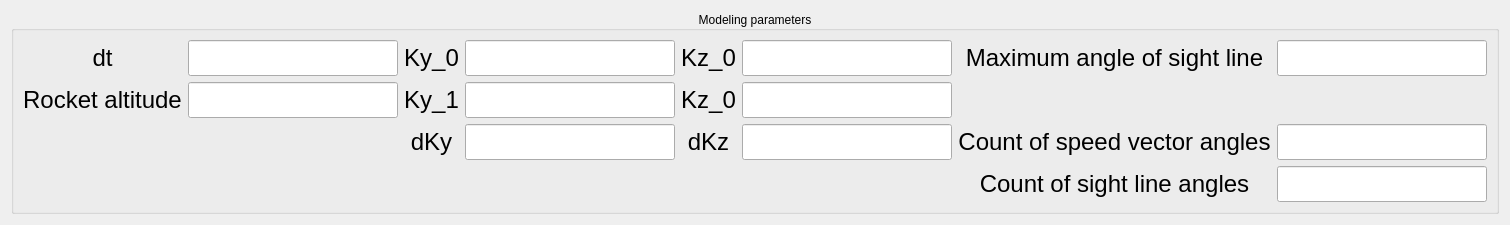
The window that mainwindow/modelingframeparameters.ui (Yegres5/diploma) describes before a commit, drawn with Qt 5.
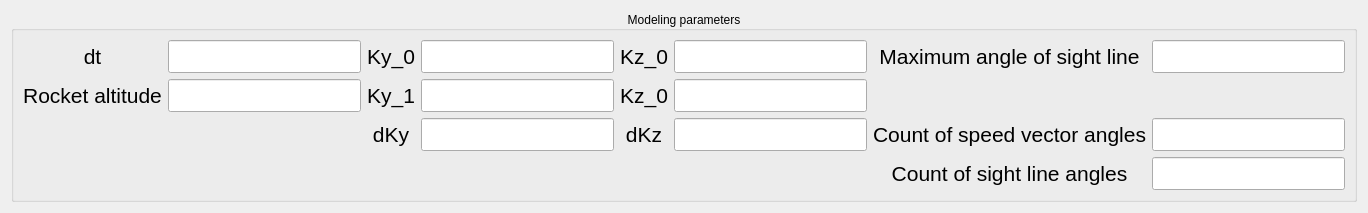
The same window after the commit.

Patch:
```diff
--- a/mainwindow/modelingframeparameters.ui
+++ b/mainwindow/modelingframeparameters.ui
@@ -6,8 +6,8 @@
    <rect>
     <x>0</x>
     <y>0</y>
-    <width>1225</width>
-    <height>198</height>
+    <width>1107</width>
+    <height>186</height>
    </rect>
   </property>
   <property name="windowTitle">
@@ -44,7 +44,7 @@
           </property>
           <property name="font">
            <font>
-            <pointsize>18</pointsize>
+            <pointsize>16</pointsize>
            </font>
           </property>
           <property name="text">
@@ -65,7 +65,7 @@
           </property>
           <property name="font">
            <font>
-            <pointsize>18</pointsize>
+            <pointsize>16</pointsize>
            </font>
           </property>
          </widget>
@@ -84,7 +84,7 @@
           </property>
           <property name="font">
            <font>
-            <pointsize>18</pointsize>
+            <pointsize>16</pointsize>
            </font>
           </property>
           <property name="text">
@@ -105,7 +105,7 @@
           </property>
           <property name="font">
            <font>
-            <pointsize>18</pointsize>
+            <pointsize>16</pointsize>
            </font>
           </property>
          </widget>
@@ -124,7 +124,7 @@
           </property>
           <property name="font">
            <font>
-            <pointsize>18</pointsize>
+            <pointsize>16</pointsize>
            </font>
           </property>
           <property name="text">
@@ -145,7 +145,7 @@
           </property>
           <property name="font">
            <font>
-            <pointsize>18</pointsize>
+            <pointsize>16</pointsize>
            </font>
           </property>
          </widget>
@@ -164,7 +164,7 @@
           </property>
           <property name="font">
            <font>
-            <pointsize>18</pointsize>
+            <pointsize>16</pointsize>
            </font>
           </property>
           <property name="text">
@@ -185,7 +185,7 @@
           </property>
           <property name="font">
            <font>
-            <pointsize>18</pointsize>
+            <pointsize>16</pointsize>
            </font>
           </property>
          </widget>
@@ -204,7 +204,7 @@
           </property>
           <property name="font">
            <font>
-            <pointsize>18</pointsize>
+            <pointsize>16</pointsize>
            </font>
           </property>
           <property name="text">
@@ -225,7 +225,7 @@
           </property>
           <property name="font">
            <font>
-            <pointsize>18</pointsize>
+            <pointsize>16</pointsize>
            </font>
           </property>
          </widget>
@@ -244,7 +244,7 @@
           </property>
           <property name="font">
            <font>
-            <pointsize>18</pointsize>
+            <pointsize>16</pointsize>
            </font>
           </property>
           <property name="text">
@@ -265,7 +265,7 @@
           </property>
           <property name="font">
            <font>
-            <pointsize>18</pointsize>
+            <pointsize>16</pointsize>
            </font>
           </property>
          </widget>
@@ -284,7 +284,7 @@
           </property>
           <property name="font">
            <font>
-            <pointsize>18</pointsize>
+            <pointsize>16</pointsize>
            </font>
           </property>
           <property name="text">
@@ -305,7 +305,7 @@
           </property>
           <property name="font">
            <font>
-            <pointsize>18</pointsize>
+            <pointsize>16</pointsize>
            </font>
           </property>
          </widget>
@@ -324,7 +324,7 @@
           </property>
           <property name="font">
            <font>
-            <pointsize>18</pointsize>
+            <pointsize>16</pointsize>
            </font>
           </property>
           <property name="text">
@@ -345,7 +345,7 @@
           </property>
           <property name="font">
            <font>
-            <pointsize>18</pointsize>
+            <pointsize>16</pointsize>
            </font>
           </property>
          </widget>
@@ -364,7 +364,7 @@
           </property>
           <property name="font">
            <font>
-            <pointsize>18</pointsize>
+            <pointsize>16</pointsize>
            </font>
           </property>
           <property name="text">
@@ -385,7 +385,7 @@
           </property>
           <property name="font">
            <font>
-            <pointsize>18</pointsize>
+            <pointsize>16</pointsize>
            </font>
           </property>
          </widget>
@@ -404,7 +404,7 @@
           </property>
           <property name="font">
            <font>
-            <pointsize>18</pointsize>
+            <pointsize>16</pointsize>
            </font>
           </property>
           <property name="text">
@@ -425,7 +425,7 @@
           </property>
           <property name="font">
            <font>
-            <pointsize>18</pointsize>
+            <pointsize>16</pointsize>
            </font>
           </property>
          </widget>
@@ -444,7 +444,7 @@
           </property>
           <property name="font">
            <font>
-            <pointsize>18</pointsize>
+            <pointsize>16</pointsize>
            </font>
           </property>
           <property name="text">
@@ -465,7 +465,7 @@
           </property>
           <property name="font">
            <font>
-            <pointsize>18</pointsize>
+            <pointsize>16</pointsize>
            </font>
           </property>
          </widget>
```
